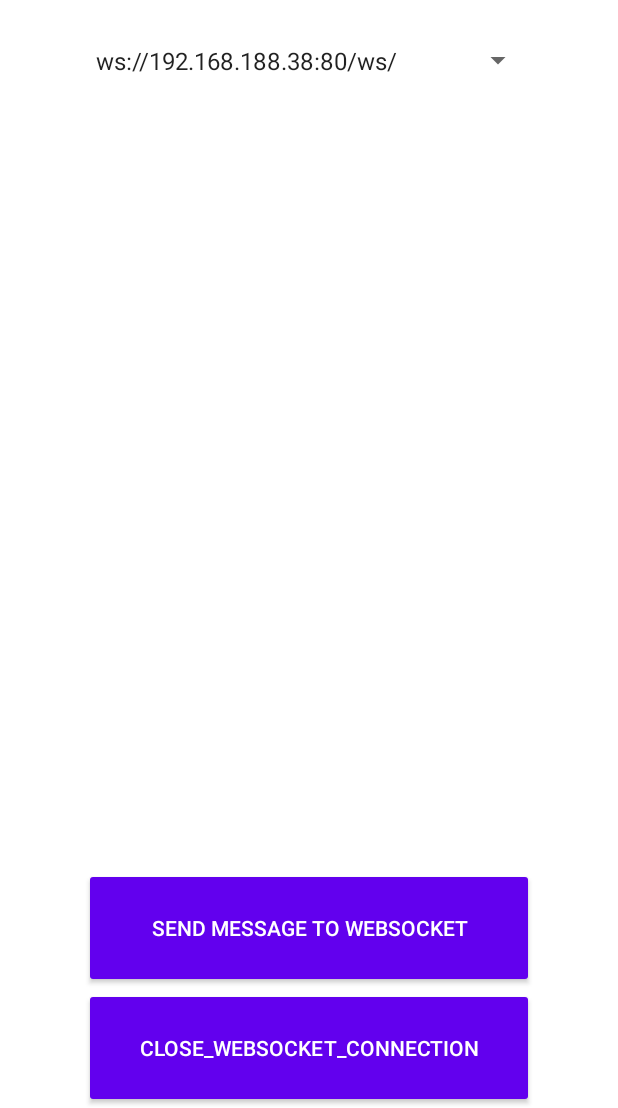
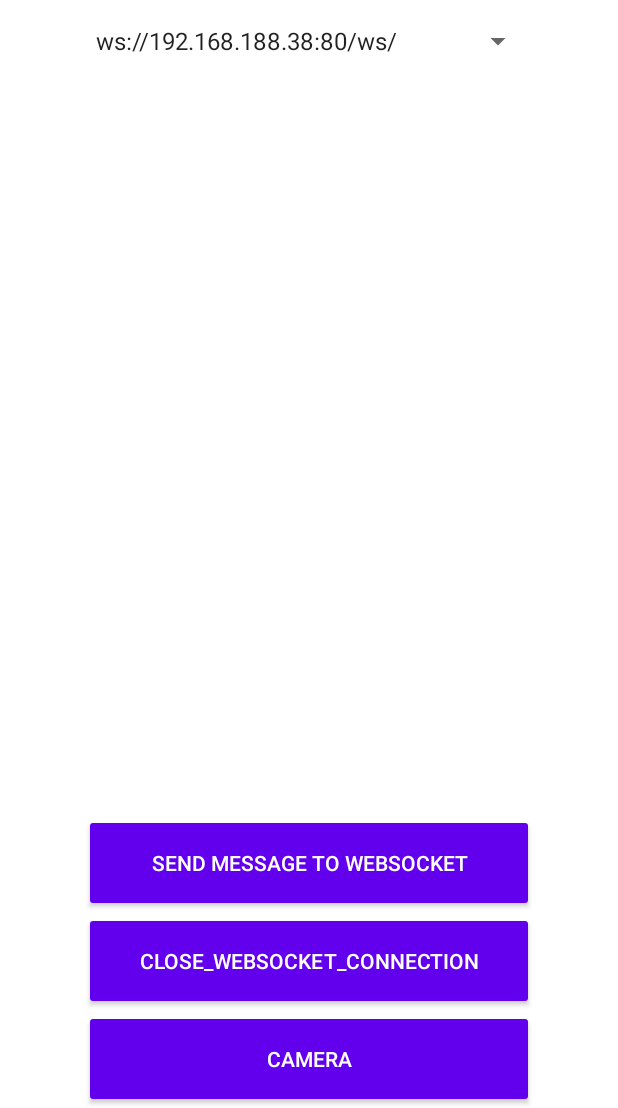
Before and after one commit to cyrillkuettel/ecstatic-pilot, an Android app: the screen it shows after launch (MainActivity), on a phone screen of 412 x 824 dp, the part 128-1236 px from its top. Run offline under Robolectric (Android 15) with nearby library versions, the phone set to English and light mode, and no system bars; libraries missing offline, so code that uses them is left out: com.neovisionaries.ws; 2 statements that could not run were skipped.

Commit message:
testing out the camera

```diff
--- a/app/src/main/AndroidManifest.xml
+++ b/app/src/main/AndroidManifest.xml
@@ -11,7 +11,7 @@
     <uses-permission android:name="android.permission.INTERNET" />
     <uses-permission android:name="android.permission.ACCESS_WIFI_STATE" />
     <uses-permission android:name="android.permission.ACCESS_NETWORK_STATE" />
-
+    <uses-permission android:name="android.permission.CAMERA" android:required="true" />
 
 
     <application
--- a/app/src/main/java/com/example/pilot/MainActivity.java
+++ b/app/src/main/java/com/example/pilot/MainActivity.java
@@ -1,5 +1,7 @@
 package com.example.pilot;
 
+import android.app.Activity;
+import android.graphics.Bitmap;
 import android.os.StrictMode;
 import android.util.Log;
 
@@ -11,6 +13,7 @@ import android.os.Bundle;
 import android.view.View;
 
 import android.widget.ArrayAdapter;
+import android.widget.ImageView;
 import android.widget.Spinner;
 
 import com.neovisionaries.ws.client.HostnameUnverifiedException;
@@ -31,15 +34,7 @@ public class MainActivity extends AppCompatActivity {
     private static final String TAG = MainActivity.class.getSimpleName();
     private static final int REQUEST_ENABLE_BT = 1;
     private WebSocketManager manager;
-    /*
-    The REQUEST_ENABLE_BT constant passed to startActivityForResult()
-     is a locally-defined integer
-     that must be greater than or equal to 0.
-     The system passes this constant back to you in your onActivityResult() implementation
-      as the requestCode parameter.
-
-     */
-
+    private static final int CAMERA_REQUEST = 1888;
 
     @Override
     protected void onCreate(Bundle savedInstanceState) {
@@ -64,7 +59,7 @@ public class MainActivity extends AppCompatActivity {
         manager = new WebSocketManager(URI);
 
         new Thread(() -> manager.openNewConnection(Sockets.Text)).start();
-
+        Log.v(TAG, "onCreate fired!!");
     }
 
     public void sendMessageClickHandler(View view) {
@@ -92,4 +87,22 @@ public class MainActivity extends AppCompatActivity {
     public void onCloseSocketHandler(View view) {
         manager.disconnectAll();
     }
+
+    public void onCameraOpenClickHandler(View view) {
+        Intent intent = new Intent("android.media.action.IMAGE_CAPTURE");
+        startActivity(intent);
+
+    }
+
+    @Override
+    protected void onActivityResult(int requestCode, int resultCode, Intent data) {
+        super.onActivityResult(requestCode, resultCode, data);
+        if (requestCode == CAMERA_REQUEST && resultCode == Activity.RESULT_OK) {
+            Bitmap photo = (Bitmap) data.getExtras().get("data");
+            ImageView myview = findViewById(R.id.imageView);
+            myview.setImageBitmap(photo);
+        }
+    }
+
+
 }
--- a/app/src/main/res/layout/activity_main.xml
+++ b/app/src/main/res/layout/activity_main.xml
@@ -4,31 +4,38 @@
     android:id="@+id/db1_root"
     android:layout_width="match_parent"
     android:layout_height="match_parent"
-    android:orientation="vertical" >
+    android:orientation="vertical">
 
     <TextView
         android:id="@+id/textView1"
         android:layout_width="fill_parent"
         android:layout_height="wrap_content"
+        android:layout_marginBottom="15dp"
+        android:layout_weight="0"
         android:gravity="center"
-        android:layout_marginBottom="15dp"
         android:text="Pilot"
-        android:layout_weight="0"
         android:textAppearance="?android:attr/textAppearanceLarge" />
 
     <LinearLayout
         android:layout_width="match_parent"
-        android:layout_height="4dp"
-        android:layout_weight="1"
+        android:layout_height="wrap_content"
         android:gravity="center|top"
         android:orientation="vertical">
 
         <Spinner
             android:id="@+id/dropdown_menu"
             android:layout_width="300dp"
-            android:layout_height="50dp"
+            android:layout_height="0px"
+            android:layout_weight="1"
             android:spinnerMode="dropdown"
             tools:ignore="SpeakableTextPresentCheck" />
+
+
+        <ImageView
+            android:id="@+id/imageView"
+            android:layout_weight="3"
+            android:layout_height="0px"
+            android:layout_width="300dp" />
 
     </LinearLayout>
 
@@ -37,25 +44,35 @@
         android:layout_height="0dip"
         android:layout_weight="1"
         android:gravity="center|bottom"
-        android:orientation="vertical" >
+        android:orientation="vertical">
 
         <Button
             android:id="@+id/button2"
             style="?android:attr/buttonStyleSmall"
             android:layout_width="300dp"
-            android:layout_height="80dp"
+            android:layout_height="65dp"
             android:layout_gravity="center_horizontal|center"
             android:onClick="sendMessageClickHandler"
-            android:text="@string/send_message_to_websocket"/>
+            android:text="@string/send_message_to_websocket" />
 
         <Button
             android:id="@+id/btnClose"
             style="?android:attr/buttonStyleSmall"
             android:layout_width="300dp"
-            android:layout_height="80dp"
+            android:layout_height="65dp"
+            android:layout_gravity="center_horizontal|center"
             android:onClick="onCloseSocketHandler"
+            android:text="@string/Close_Connection" />
+
+        <Button
+            android:id="@+id/btnCamera"
+            style="?android:attr/buttonStyleSmall"
+            android:layout_width="300dp"
+            android:layout_height="65dp"
             android:layout_gravity="center_horizontal|center"
-            android:text="@string/Close_Connection"/>
+            android:onClick="onCameraOpenClickHandler"
+            android:text="@string/camera" />
     </LinearLayout>
 
+
 </LinearLayout>
--- a/app/src/main/res/values/strings.xml
+++ b/app/src/main/res/values/strings.xml
@@ -4,6 +4,7 @@
     <string name="send_message_to_websocket">Send Message to Websocket</string>
     <string name="pilot">Pilot</string>
     <string name="Close_Connection">close_websocket_connection</string>
+    <string name="camera">Camera</string>
     <string-array name="uri">
         <item>ws://192.168.188.38:80/ws/</item>
         <item>ws://pren.garteroboter.li:80/ws/</item>
```
Also changed, not shown: 1 other file.
